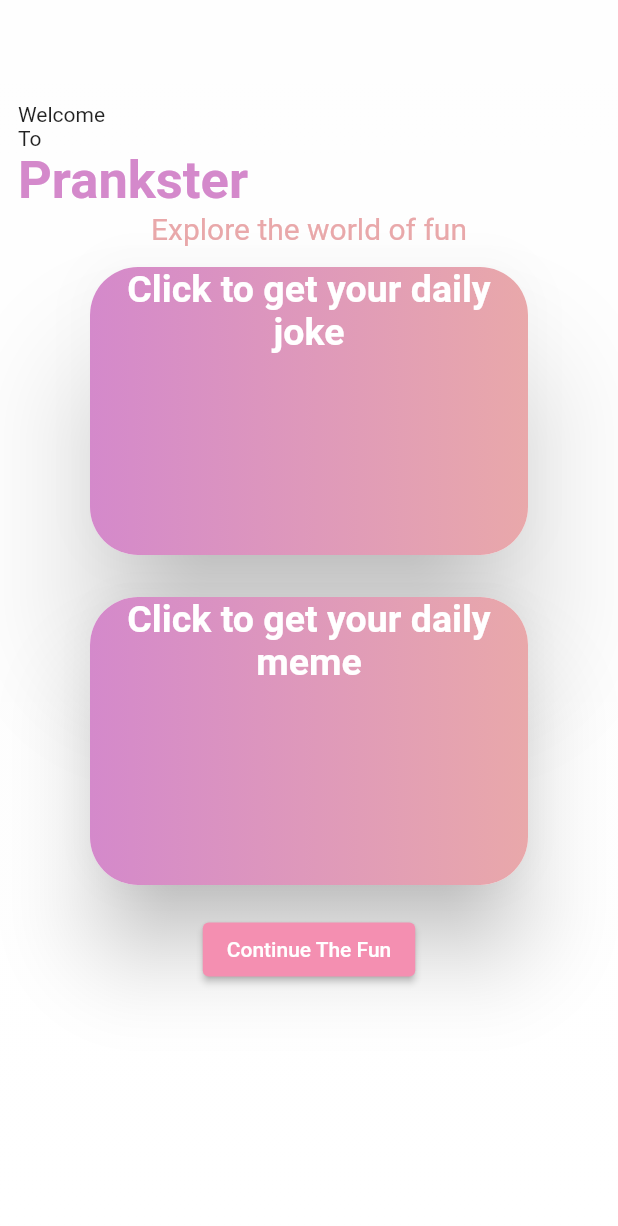
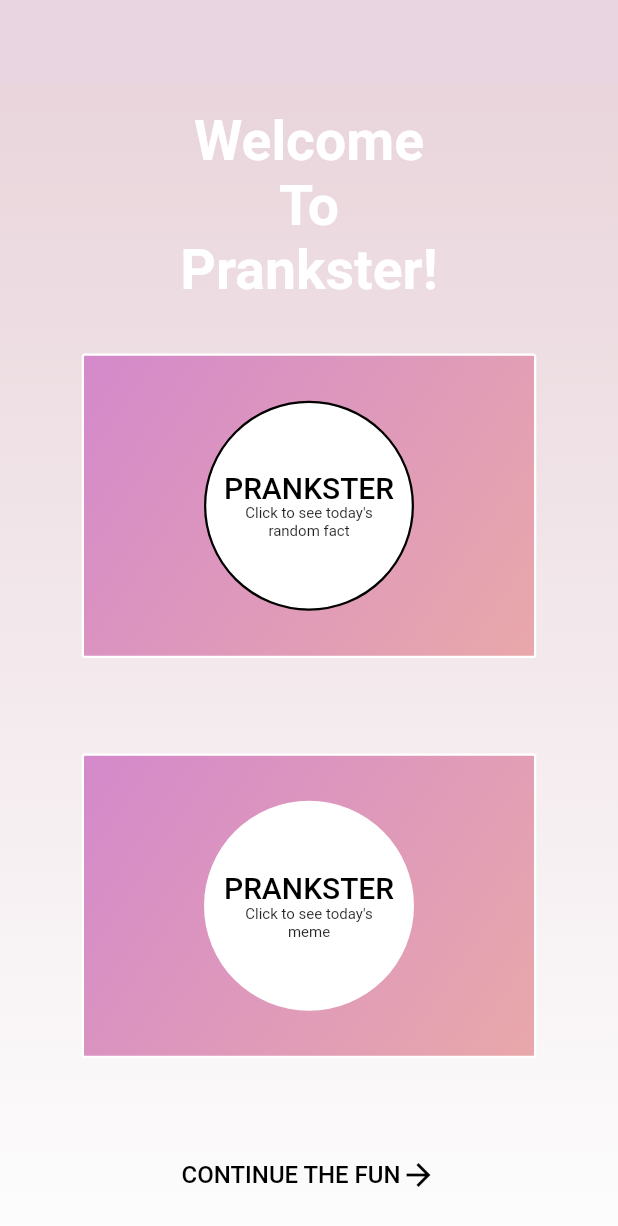
Before and after one commit to gu-tig333-ht22/Grupp-7-, a Flutter app: the HomeView screen opened directly, on a phone screen of 412 x 824 dp. Shown: the top 1226 px of the screen. Run offline on Flutter 3.47's test engine with Material 2 defaults, Android fonts, the phone set to English and light mode, and no system bars; drawn by our look-alikes of animated_text_kit, flip_card; our stand-ins replace flutter_swiper_plus; network calls fail.

Commit message:
De tekniska problemen fixade.

```diff
--- a/lib/HomePage.dart
+++ /dev/null
@@ -1,342 +0,0 @@
-import 'package:flutter/material.dart';
-import 'package:flutter/services.dart';
-import 'package:flutter_swiper_plus/flutter_swiper_plus.dart';
-import 'package:template/HomePage.dart';
-import 'package:template/categorypage.dart';
-import 'data.dart';
-import 'package:animated_text_kit/animated_text_kit.dart';
-import 'homeViewTwo.dart';
-import 'dart:math';
-import 'getapi.dart';
-
-class HomeView extends StatefulWidget {
-  @override
-  State<HomeView> createState() => _HomeViewState();
-}
-
-class _HomeViewState extends State<HomeView> {
-  bool isBack = true;
-  double angle = 0;
-
-  void _flip() {
-    setState(() {
-      angle = (angle + pi) % (2 * pi);
-    }); // return meme
-  }
-
-  void _flip2() {
-    setState(() {
-      angle = (angle + pi) % (2 * pi);
-    });
-  }
-
-  @override
-  Widget build(BuildContext context) {
-    return Scaffold(
-      appBar: AppBar(
-        backgroundColor: Color.fromARGB(
-            200, 255, 255, 255), //Color.fromARGB(255, 212, 137, 203),
-        systemOverlayStyle:
-            SystemUiOverlayStyle(statusBarBrightness: Brightness.dark),
-        elevation: 0,
-      ),
-      body: Container(
-        decoration: BoxDecoration(
-          gradient: LinearGradient(colors: [
-            Color.fromARGB(200, 255, 255, 255),
-            Color.fromARGB(255, 255, 255, 255),
-          ], begin: Alignment.topCenter, end: Alignment.bottomCenter),
-        ),
-        child: Padding(
-          padding: const EdgeInsets.all(12),
-          child: ListView(
-            children: [
-              Text('Welcome'),
-              Text('To'),
-              Text(
-                'Prankster',
-                style: TextStyle(
-                    color: Color.fromARGB(255, 212, 137, 203),
-                    fontSize: 35,
-                    fontWeight: FontWeight.w700),
-              ),
-              _animatedText(),
-              _card1(),
-              _card2(),
-              _continueFun(context)
-            ],
-          ),
-        ),
-      ),
-    );
-  }
-
-  /* Padding(
-          padding: const EdgeInsets.only(left: 12, right: 12, top: 25),
-          child: Container(
-            padding: EdgeInsets.all(20),
-            height: 490,
-            child: Stack(children: [
-              Column(children: [ */
-
-  Widget _animatedText() {
-    return Center(
-        child: AnimatedTextKit(totalRepeatCount: 1, animatedTexts: [
-      TyperAnimatedText('Explore the world of fun',
-          textStyle: TextStyle(
-            fontSize: 20,
-            color: Color.fromARGB(255, 233, 168, 170),
-          ),
-          speed: Duration(milliseconds: 70)),
-    ]));
-  }
-
-  Widget _card1() {
-    return Center(
-      child: Column(
-        mainAxisAlignment: MainAxisAlignment.center,
-        children: [
-          GestureDetector(
-              onTap: _flip,
-              child: TweenAnimationBuilder(
-                  tween: Tween<double>(begin: 0, end: angle),
-                  duration: Duration(seconds: 1),
-                  builder: (BuildContext context, double val, __) {
-                    //here we will change the isBack val so we can change the content of the card
-                    if (val >= (pi / 2)) {
-                      isBack = false;
-                    } else {
-                      isBack = true;
-                    }
-                    return (Transform(
-                      alignment: Alignment.center,
-                      transform: Matrix4.identity()
-                        ..setEntry(
-                            3, 2, 0.001) // Adds some perspective on the card
-                        ..rotateY(val), //rotates the card
-                      child: Container(
-                        width: 300,
-                        height: 200,
-                        margin: EdgeInsets.all(10),
-                        child: isBack
-                            ? Card(
-                                shape: RoundedRectangleBorder(
-                                    borderRadius: BorderRadius.circular(32)),
-                                elevation: 35,
-                                color: Colors.white,
-                                child: Container(
-                                  child: Text(
-                                    'Click to get your daily joke',
-                                    style: TextStyle(
-                                      fontSize: 25,
-                                      fontWeight: FontWeight.bold,
-                                      color: Colors.white,
-                                    ),
-                                    textAlign: TextAlign.center,
-                                  ),
-                                  decoration: BoxDecoration(
-                                    // deisgn a meme card to import as asset
-                                    borderRadius: BorderRadius.circular(32),
-                                    gradient: LinearGradient(colors: [
-                                      Color.fromARGB(255, 212, 137, 203),
-                                      Color.fromARGB(255, 233, 168, 170),
-                                    ]),
-                                  ),
-                                ),
-                              )
-                            : Transform(
-                                alignment: Alignment.center,
-                                transform: Matrix4.identity()..rotateY(pi),
-                                child: Container(
-                                    decoration: BoxDecoration(
-                                  borderRadius: BorderRadius.circular(32),
-                                  image: DecorationImage(
-                                      image: AssetImage("assets/no_meme.jpg"),
-                                      fit: BoxFit.cover),
-                                )),
-                              ),
-                      ),
-                    )
-                        /* Card(
-                                  shape: RoundedRectangleBorder(
-                                      borderRadius: BorderRadius.circular(32)),
-                                  elevation: 25,
-                                  color: Colors.white,
-                                ), */
-
-                        );
-                  })),
-        ],
-      ),
-    );
-    // ]
-    // )
-    /* Container(
-                          width: 300,
-                          height: 200,
-                          margin: EdgeInsets.all(10),
-                          decoration: BoxDecoration(
-                              borderRadius: BorderRadius.circular(32),
-                              gradient: LinearGradient(colors: [
-                                Color.fromARGB(255, 212, 137, 203),
-                                Color.fromARGB(255, 233, 168, 170),
-                              ])),
-                          child: Card(
-                            shape: RoundedRectangleBorder(
-                                borderRadius: BorderRadius.circular(32)),
-                            elevation: 45,
-                            color: Colors.white,
-                          ),
-                        ),
-                      ],
-                    ),
-                  ],
-                ),
-              ) */
-    //      ,
-    //      ))
-    // ]));
-  }
-
-  Widget _card2() {
-    return Center(
-      child: Column(
-        mainAxisAlignment: MainAxisAlignment.center,
-        children: [
-          GestureDetector(
-              onTap: _flip2,
-              child: TweenAnimationBuilder(
-                  tween: Tween<double>(begin: 0, end: angle),
-                  duration: Duration(seconds: 1),
-                  builder: (BuildContext context, double val, __) {
-                    //here we will change the isBack val so we can change the content of the card
-                    if (val >= (pi / 2)) {
-                      isBack = false;
-                    } else {
-                      isBack = true;
-                    }
-                    return (Transform(
-                        alignment: Alignment.center,
-                        transform: Matrix4.identity()
-                          ..setEntry(
-                              3, 2, 0.001) // Adds some perspective on the card
-                          ..rotateY(val), //rotates the card
-                        child: Container(
-                          width: 300,
-                          height: 200,
-                          margin: EdgeInsets.all(10),
-                          child: isBack
-                              ? Card(
-                                  shape: RoundedRectangleBorder(
-                                      borderRadius: BorderRadius.circular(32)),
-                                  elevation: 25,
-                                  color: Colors.white,
-                                  child: Container(
-                                    child: Text(
-                                      'Click to get your daily meme',
-                                      style: TextStyle(
-                                        fontSize: 25,
-                                        fontWeight: FontWeight.bold,
-                                        color: Colors.white,
-                                      ),
-                                      textAlign: TextAlign.center,
-                                    ),
-                                    decoration: BoxDecoration(
-                                      // deisgn a meme card to import as asset
-                                      borderRadius: BorderRadius.circular(32),
-                                      gradient: LinearGradient(colors: [
-                                        Color.fromARGB(255, 212, 137, 203),
-                                        Color.fromARGB(255, 233, 168, 170),
-                                      ]),
-                                    ),
-                                  ),
-                                )
-                              : Transform(
-                                  alignment: Alignment.center,
-                                  transform: Matrix4.identity()..rotateY(pi),
-                                  child: Container(
-                                    decoration: BoxDecoration(
-                                        borderRadius: BorderRadius.circular(32),
-                                        image: DecorationImage(
-                                          image:
-                                              AssetImage("assets/no_meme.jpg"),
-                                          fit: BoxFit.cover,
-                                        )),
-                                  ),
-                                ),
-                        )
-                        /* Card(
-                                  shape: RoundedRectangleBorder(
-                                      borderRadius: BorderRadius.circular(32)),
-                                  elevation: 25,
-                                  color: Colors.white,
-                                ), */
-
-                        ));
-                  })),
-        ],
-      ),
-    );
-    // ]
-    // )
-    /* Container(
-                          width: 300,
-                          height: 200,
-                          margin: EdgeInsets.all(10),
-                          decoration: BoxDecoration(
-                              borderRadius: BorderRadius.circular(32),
-                              gradient: LinearGradient(colors: [
-                                Color.fromARGB(255, 212, 137, 203),
-                                Color.fromARGB(255, 233, 168, 170),
-                              ])),
-                          child: Card(
-                            shape: RoundedRectangleBorder(
-                                borderRadius: BorderRadius.circular(32)),
-                            elevation: 45,
-                            color: Colors.white,
-                          ),
-                        ),
-                      ],
-                    ),
-                  ],
-                ),
-              ) */
-    //      ,
-    //      ))
-    // ]));
-  }
-
-  Widget _continueFun(context) {
-    return Container(
-        alignment: Alignment.center,
-        padding: EdgeInsets.all(5),
-        child: ElevatedButton(
-            child: Text('Continue The Fun'),
-            onPressed: () {
-              Navigator.push(
-                context,
-                MaterialPageRoute(
-                  builder: (context) => HomeViewTwo(),
-                ),
-              );
-            },
-            style: ButtonStyle(
-                backgroundColor: MaterialStateProperty.all(
-                    Colors.pink[200])))); ////255, 212, 137, 203
-  }
-
-  Widget _hej() {
-    return Text('hej');
-  }
-}
-
-
-//**********************Icon ovanför box******************************/
-
-/* Container(alignment: Alignment.center,
-                          height: 200,
-                          child: Image.network(
-                            categories[index].iconImage,
-                            width: 150,
-                            height: 150,
-                          )*/
--- a/lib/categorypage.dart
+++ b/lib/categorypage.dart
@@ -10,25 +10,25 @@ class CategoryPage extends StatelessWidget {
 
   @override
   Widget build(BuildContext context) {
-    return ChangeNotifierProvider(
-        create: (context) {
-          var firstYoke = MyState();
-          if (categories.name == 'RANDOM FACTS') {
-            firstYoke.fetchFact();
-          }
-          if (categories.name == 'CHUCK NORRIS JOKES') {
-            firstYoke.fetchChuckNorris();
-          }
-          if (categories.name == 'YO MOMMA JOKES') {
-            firstYoke.fetchYoMamma();
-          }
+    return Consumer<MyState>(
+        builder: (BuildContext context, state, child) =>
+            // var firstYoke = MyState();
+            // if (categories.name == 'RANDOM FACTS') {
+            //   firstYoke.fetchFact();
+            // }
+            // if (categories.name == 'CHUCK NORRIS JOKES') {
+            //   firstYoke.fetchChuckNorris();
+            // }
+            // if (categories.name == 'YO MOMMA JOKES') {
+            //   firstYoke.fetchYoMamma();
+            // }
 
-          //för alla apier som fungerar bör en sådan här läggas till.
-          // detta gör att ett skämt/fact finns direkt på sidan
+            // //för alla apier som fungerar bör en sådan här läggas till.
+            // // detta gör att ett skämt/fact finns direkt på sidan
 
-          return firstYoke;
-        },
-        builder: (context, child) => Scaffold(
+            // return firstYoke;
+
+            Scaffold(
               backgroundColor: Colors.white,
               appBar: AppBar(
                 iconTheme: IconThemeData(color: Colors.grey),
--- a/lib/getapi.dart
+++ b/lib/getapi.dart
@@ -3,12 +3,10 @@ import 'package:http/http.dart' as http;
 import 'dart:convert';
 
 class MyState extends ChangeNotifier {
-  var _fact = '';
-  get fact => _fact;
-  var _meme = 'https://i.redd.it/dqtzl9ln4nu91.gif';
-  get meme => _meme;
-
-  var list = ['fetchFact()', 'fetchChuckNorris()']; // används inte
+  String _fact = '';
+  String get fact => _fact;
+  String _meme = 'https://i.redd.it/lkzgjs3botu91.jpg';
+  String get meme => _meme;
 
   Future fetchFact() async {
     http.Response response = await http
--- a/lib/homeview.dart
+++ b/lib/homeview.dart
@@ -2,19 +2,29 @@ import 'package:animated_text_kit/animated_text_kit.dart';
 import 'package:flip_card/flip_card.dart';
 import 'package:flutter/material.dart';
 import 'package:flutter/services.dart';
+import 'package:provider/provider.dart';
+import 'package:template/getapi.dart';
 import 'homeviewtwo.dart';
+
+//https://docs.flutter.dev/cookbook/persistence
+
+//safearea
+
+//scrolla singlechildscrollview
 
 class HomeView extends StatelessWidget {
   @override
   Widget build(BuildContext context) {
-    return Scaffold(
+    return Consumer<MyState>(
+      builder: (BuildContext context, state, child) => Scaffold(
           appBar: AppBar(
             systemOverlayStyle:
                 SystemUiOverlayStyle(statusBarBrightness: Brightness.light),
             backgroundColor: Color.fromARGB(255, 233, 213, 225),
             elevation: 0,
           ),
-        body: flipcards(context));
+          body: flipcards(context)),
+    );
   }
 
   Widget flipcards(context) {
@@ -26,10 +36,10 @@ class HomeView extends StatelessWidget {
           Color.fromARGB(255, 253, 253, 253)
         ], begin: Alignment.topCenter, end: Alignment.bottomCenter)),
         child: Column(
-          mainAxisAlignment: MainAxisAlignment.start,
+          mainAxisAlignment: MainAxisAlignment.spaceAround, //space around
           children: [
             _title(context),
-            _dailyjoke(context),
+            _dailyrandomfact(context),
             _dailymeme(context),
             _next(context)
           ],
@@ -37,10 +47,7 @@ class HomeView extends StatelessWidget {
   }
 
   Widget _title(context) {
-    return Padding(
-      padding: const EdgeInsets.all(45),
-      child: SizedBox(
-        height: 150,
+    return SizedBox(
       child: AnimatedTextKit(totalRepeatCount: 1, animatedTexts: [
         TyperAnimatedText('Welcome\nTo\nPrankster!',
             textAlign: TextAlign.center,
@@ -51,14 +58,17 @@ class HomeView extends StatelessWidget {
             ),
             speed: Duration(milliseconds: 70))
       ]),
-      ),
     );
   }
 
-  Widget _dailyjoke(context) {
+  Widget _dailyrandomfact(context) {
+    var state = Provider.of<MyState>(context, listen: false);
     return Padding(
       padding: const EdgeInsets.only(bottom: 30),
       child: FlipCard(
+        onFlip: () async {
+          Provider.of<MyState>(context, listen: false).fetchFact();
+        },
         speed: 800,
         front: Container(
           decoration: BoxDecoration(
@@ -85,9 +95,10 @@ class HomeView extends StatelessWidget {
                           color: Color.fromARGB(255, 0, 0, 0)),
                     ),
                     Text(
-                        'Click to see today\'s joke',
-                        style: TextStyle(
-                            fontSize: 10, fontWeight: FontWeight.w400),
+                      textAlign: TextAlign.center,
+                      'Click to see today\'s\nrandom fact',
+                      style:
+                          TextStyle(fontSize: 10, fontWeight: FontWeight.w400),
                     )
                   ],
                 ),
@@ -104,16 +115,26 @@ class HomeView extends StatelessWidget {
           decoration: BoxDecoration(
               border: Border.all(color: Colors.white, width: 1.5),
               borderRadius: BorderRadius.circular(2),
-                gradient: LinearGradient(
-                    colors: [Colors.red, Colors.pink],
-                    begin: Alignment.topLeft,
-                    end: Alignment.bottomRight)),
+              gradient: LinearGradient(colors: [
+                Color.fromARGB(255, 68, 74, 65),
+                Color.fromARGB(255, 138, 141, 133)
+              ], begin: Alignment.topLeft, end: Alignment.bottomRight)),
           child: SizedBox(
-              child: Center(child: Text('Your daily joke')),
+            child: Padding(
+              padding: const EdgeInsets.all(12),
+              child: Center(
+                child: Text(
+                  textAlign: TextAlign.center,
+                  '${state.fact}',
+                  style: TextStyle(fontSize: 20, color: Colors.white),
+                ),
+              ),
+            ),
             width: 300,
             height: 200,
           ),
-          )),
+        ),
+      ),
     );
   }
 
@@ -145,7 +166,8 @@ class HomeView extends StatelessWidget {
                           color: Color.fromARGB(255, 0, 0, 0)),
                     ),
                     Text(
-                      'Click to see today\'s meme',
+                      textAlign: TextAlign.center,
+                      'Click to see today\'s\nmeme',
                       style:
                           TextStyle(fontSize: 10, fontWeight: FontWeight.w400),
                     )
--- a/lib/homeviewtwo.dart
+++ b/lib/homeviewtwo.dart
@@ -8,6 +8,7 @@ import 'data.dart';
 import 'package:animated_text_kit/animated_text_kit.dart';
 import 'klockren.dart';
 import 'memesPage.dart';
+import 'package:provider/provider.dart';
 
 class HomeViewTwo extends StatelessWidget {
   @override
@@ -74,11 +75,8 @@ class HomeViewTwo extends StatelessWidget {
                   return InkWell(
                     onTap: () {
                       if (categories[index].name == 'MEMES') {
-                        Future<String> x = MyState.fetchMeme();
-
-                          return Future.delayed(
-                              Duration(seconds: 2), () => "Partly cloudy");
-                        }
+                        Provider.of<MyState>(context, listen: false)
+                            .fetchMeme();
                         Navigator.push(
                             context,
                             MaterialPageRoute(
--- a/lib/klockren.dart
+++ b/lib/klockren.dart
@@ -26,6 +26,12 @@ class ClockState extends State<Clock> {
         hoursAngle = (pi / 6 * now.hour) + (pi / 45 * minutesAngle);
       });
     });
+  }
+
+  @override
+  void dispose() {
+    super.dispose();
+    timer.cancel();
   }
 
   @override
--- a/lib/main.dart
+++ b/lib/main.dart
@@ -4,24 +4,18 @@ import 'package:provider/provider.dart';
 import 'getapi.dart';
 
 void main() {
-  runApp(
-    ChangeNotifierProvider(
-      create: (context) => MyState(),
-      child: const MyApp(),
-    ),
-  );
+  runApp(MyApp());
 }
 
 class MyApp extends StatelessWidget {
-  const MyApp({Key? key}) : super(key: key);
-
   @override
   Widget build(BuildContext context) {
-    return MaterialApp(
-      debugShowCheckedModeBanner: false,
-      title: 'Prankster',
-      theme: ThemeData(),
-      home: HomeView(),
+    return ChangeNotifierProvider(
+      create: (context) => MyState(),
+      child: MaterialApp(
+        home: HomeView(),
+        debugShowCheckedModeBanner: false,
+      ),
     );
   }
 }
```
Lines whose indentation alone changed are shown as unchanged.
